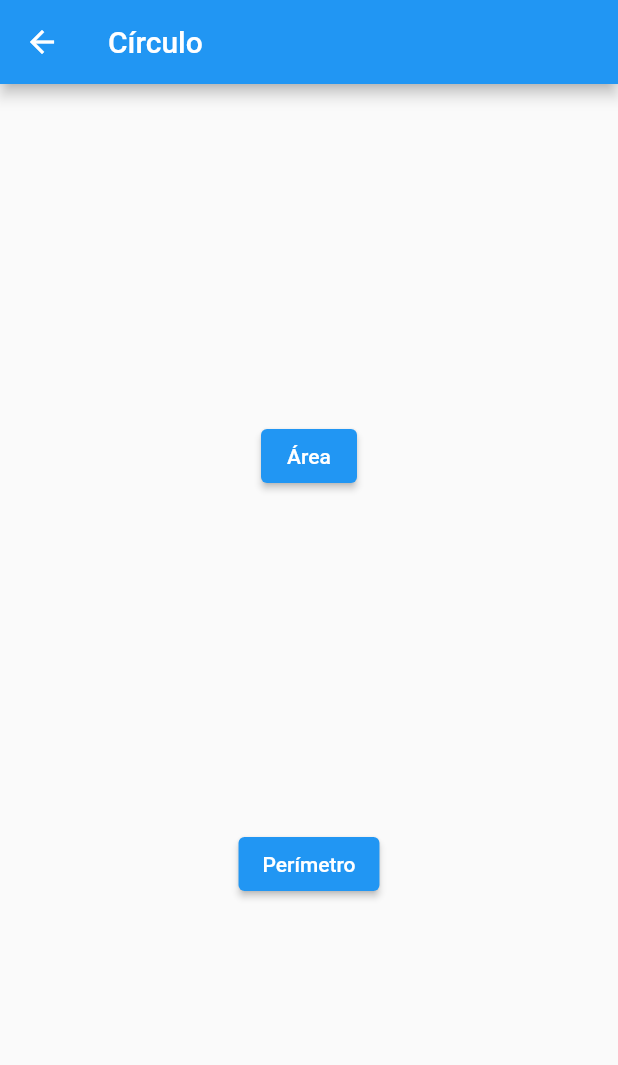
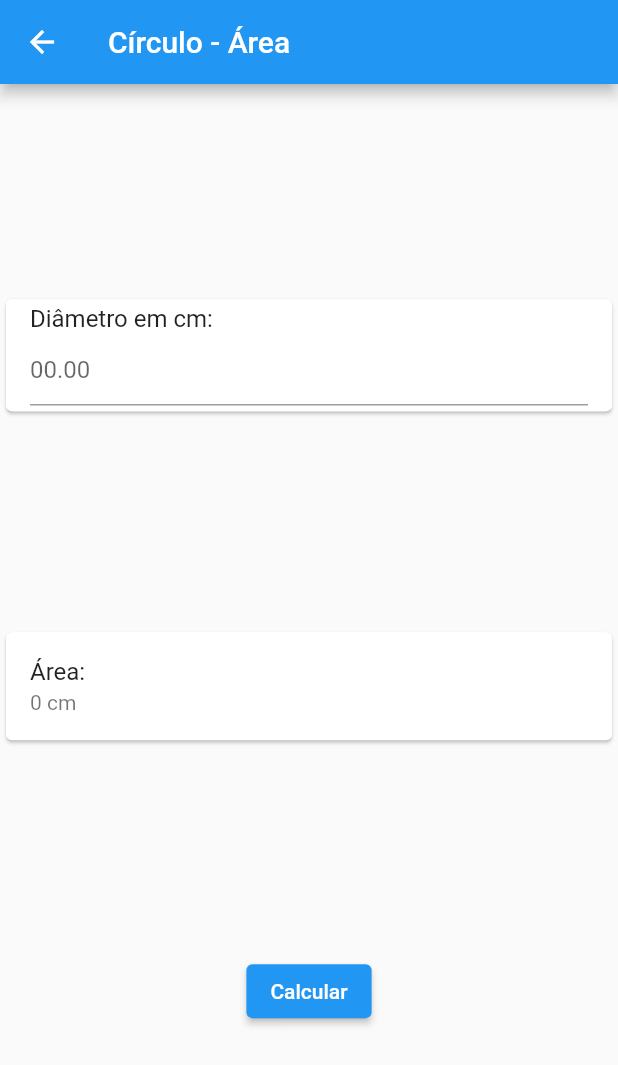
Before and after one commit to guimitsu/AtividadeGIT, a Flutter app: the CirculoFuncoes screen opened directly, after a tap on "Área", on a phone screen of 412 x 824 dp. Shown: the top 1065 px of the screen. Run offline on Flutter 3.47's test engine with Material 2 defaults, Android fonts, the phone set to English and light mode, and no system bars.

Commit message:
Adicionada a função de calcular a área do círculo

```diff
--- a/calculo_geometria/lib/main.dart
+++ b/calculo_geometria/lib/main.dart
@@ -55,7 +55,13 @@ class CirculoFuncoes extends StatelessWidget {
           mainAxisAlignment: MainAxisAlignment.spaceEvenly,
           crossAxisAlignment: CrossAxisAlignment.center,
           children: [
-            ElevatedButton(onPressed: () {}, child: Text('Área')),
+            ElevatedButton(
+                onPressed: () {
+                  Navigator.push(context, MaterialPageRoute(builder: (context) {
+                    return CirculoArea();
+                  }));
+                },
+                child: Text('Área')),
             ElevatedButton(
                 onPressed: () {
                   Navigator.push(context, MaterialPageRoute(builder: (context) {
@@ -63,6 +69,69 @@ class CirculoFuncoes extends StatelessWidget {
                   }));
                 },
                 child: Text('Perímetro')),
+          ],
+        ),
+      ),
+    );
+  }
+}
+
+class CirculoArea extends StatefulWidget {
+  @override
+  _CirculoAreaState createState() {
+    return _CirculoAreaState();
+  }
+}
+
+class _CirculoAreaState extends State<CirculoArea> {
+  final TextEditingController _diametro = TextEditingController();
+  double _area = 0;
+  String _resultado = '0';
+
+  void _calcularArea() {
+    setState(() {
+      _area = (pow(double.tryParse(_diametro.text) / 2, 2) * pi);
+      if (_area == null) {
+        _resultado = '0';
+      } else {
+        _resultado = _area.toStringAsPrecision(4);
+      }
+    });
+  }
+
+  @override
+  Widget build(BuildContext context) {
+    return Scaffold(
+      appBar: AppBar(
+        title: Text('Círculo - Área'),
+      ),
+      body: Container(
+        alignment: Alignment.center,
+        child: Column(
+          mainAxisAlignment: MainAxisAlignment.spaceEvenly,
+          crossAxisAlignment: CrossAxisAlignment.center,
+          children: [
+            Card(
+              child: ListTile(
+                title: Text('Diâmetro em cm:'),
+                subtitle: TextField(
+                  controller: _diametro,
+                  decoration: InputDecoration(hintText: '00.00'),
+                  keyboardType: TextInputType.number,
+                ),
+              ),
+            ),
+            Card(
+              child: ListTile(
+                title: Text('Área:'),
+                subtitle: Text('$_resultado cm'),
+              ),
+            ),
+            ElevatedButton(
+                onPressed: () {
+                  _calcularArea();
+                },
+                child: Text('Calcular')),
           ],
         ),
       ),
@@ -82,7 +151,7 @@ class _CirculoPerimetroState extends State<CirculoPerimetro> {
 
   void _calcularPerimetro() {
     setState(() {
-      _perimetro = (double.tryParse(_diametro.text) * 2 * pi);
+      _perimetro = (double.tryParse(_diametro.text) * pi);
       if (_perimetro == null) {
         _resultado = '0';
       } else {
```
Also changed, not shown: 1 other file.
